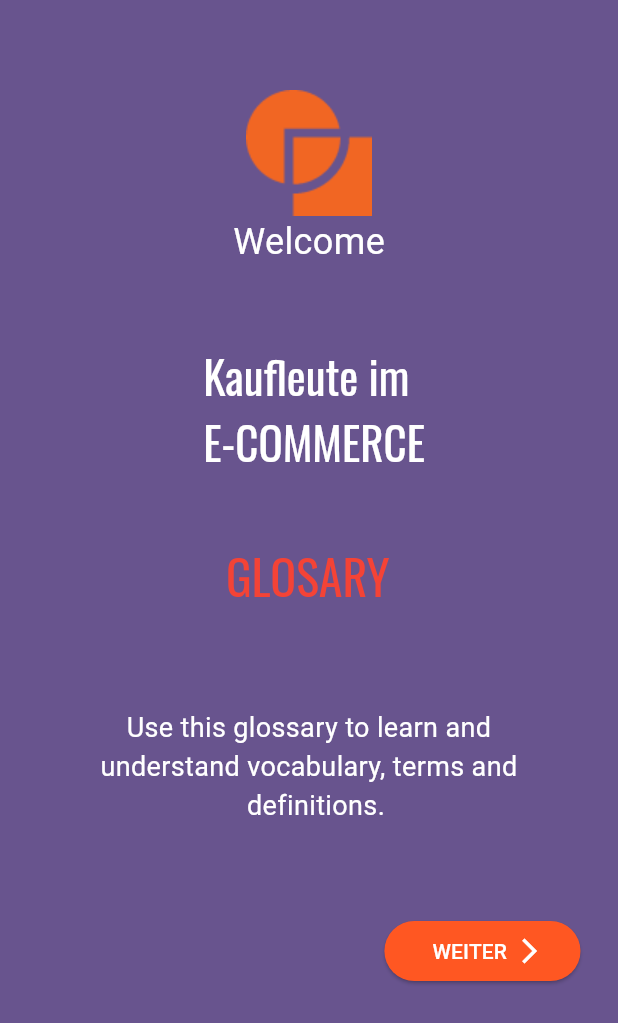
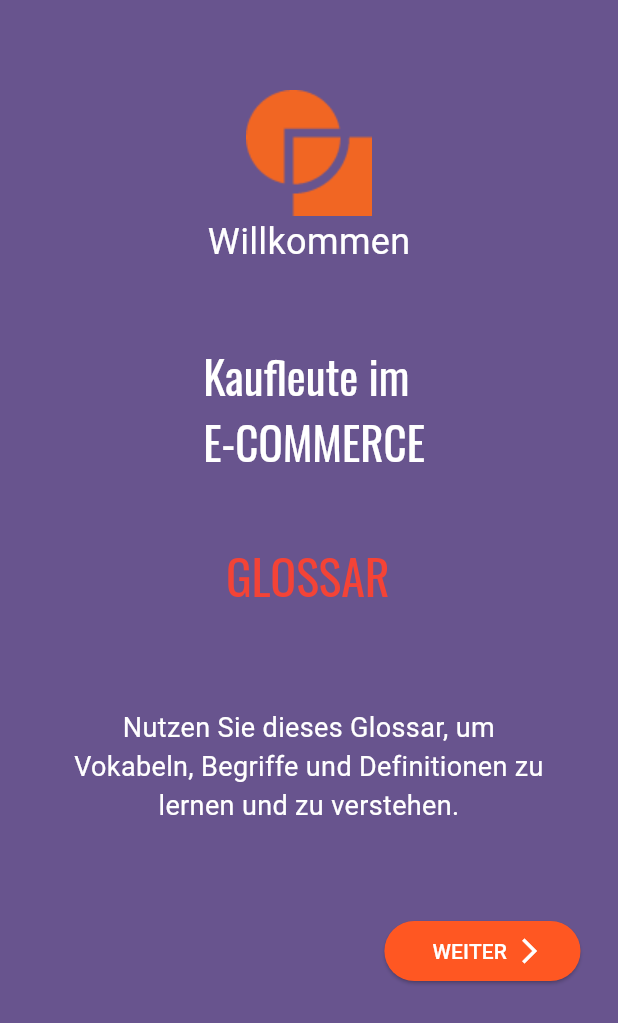
Before and after one commit to sahibul-nf/Kaufmann_Kennzahlen, a Flutter app: the screen it shows after launch, on a phone screen of 412 x 824 dp. Shown: the top 1023 px of the screen. Run offline on Flutter 3.47's test engine with Material 2 defaults, Android fonts, the phone set to English and light mode, and no system bars; our stand-ins replace google_fonts.

Commit message:
Update main_screen.dart
Update to German words

```diff
--- a/lib/screens/welcome_page/main_screen.dart
+++ b/lib/screens/welcome_page/main_screen.dart
@@ -29,7 +29,7 @@ class _WelcomeScreenState extends State<WelcomeScreen> {
                 children: [
                   const SizedBox(height: 50),
                   Image.asset('assets/images/smallview.png'),
-                  const Text("Welcome",
+                  const Text("Willkommen",
                       style: TextStyle(
                         fontSize: 24,
                         color: Colors.white,
@@ -49,7 +49,7 @@ class _WelcomeScreenState extends State<WelcomeScreen> {
                         ),
                         children: [
                       TextSpan(
-                      text: "   GLOSARY",
+                      text: "   GLOSSAR",
                      // textAlign: TextAlign.center,
                       style: GoogleFonts.oswald(
                         textStyle: const TextStyle(
@@ -68,7 +68,7 @@ class _WelcomeScreenState extends State<WelcomeScreen> {
                   const Padding(
                     padding: EdgeInsets.all(30.0),
                     child: Text(
-                      'Use this glossary to learn and understand vocabulary, terms and\n  definitions.',
+                      'Nutzen Sie dieses Glossar, um Vokabeln, Begriffe und Definitionen zu lernen und zu verstehen.',
                       maxLines: 5,
                       textAlign: TextAlign.center,
                       style: TextStyle(
```
